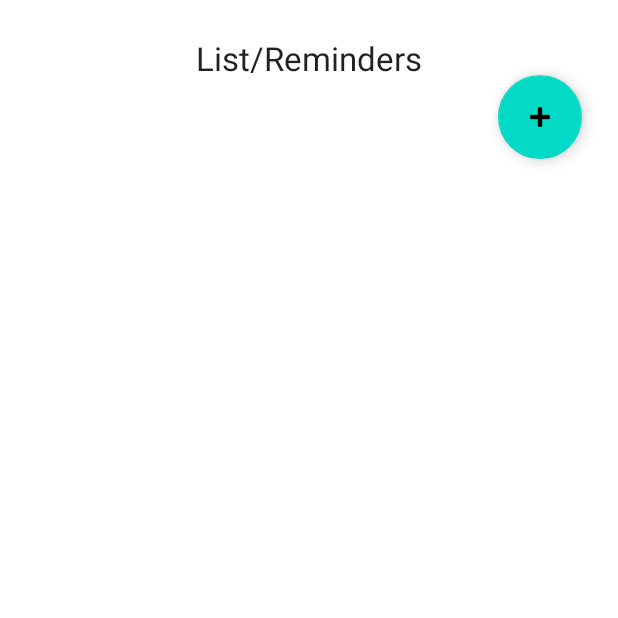
After one commit to CSCI3660-App/CSCI3660_App, an Android app: the ListActivity screen opened directly, with no data from a screen before it, on a phone screen of 412 x 824 dp, the top half of it. The commit adds this screen. Run offline under Robolectric (Android 15) with nearby library versions, the phone set to English and light mode, and no system bars.

Commit message:
added ListActivity and activity_list.xml, various other changes

```diff
--- a/app/src/main/AndroidManifest.xml
+++ b/app/src/main/AndroidManifest.xml
@@ -15,6 +15,9 @@
             android:name=".CreateReminders"
             android:exported="false" />
         <activity
+            android:name=".ListActivity"
+            android:exported="false" />
+        <activity
             android:name=".MainActivity"
             android:exported="true">
             <intent-filter>
--- /dev/null
+++ b/app/src/main/java/com/zybooks/csci3660app/ListActivity.java
@@ -0,0 +1,216 @@
+package com.zybooks.csci3660app;
+
+import android.annotation.SuppressLint;
+import android.content.Context;
+import android.content.Intent;
+import android.content.SharedPreferences;
+import android.os.Bundle;
+import android.util.Log;
+import android.view.KeyEvent;
+import android.view.MotionEvent;
+import android.view.View;
+import android.view.inputmethod.EditorInfo;
+import android.view.inputmethod.InputMethodManager;
+import android.widget.ImageButton;
+import android.widget.TextView;
+import androidx.appcompat.app.AppCompatActivity;
+import com.google.android.material.floatingactionbutton.FloatingActionButton;
+import java.util.ArrayList;
+import java.util.HashSet;
+
+
+public class ListActivity extends AppCompatActivity {
+    public static final int LISTNNUM = 5;
+    private TextView[] listViews;
+    private ImageButton[] buttonViews;
+    boolean[] viewVisible = new boolean[LISTNNUM];
+    FloatingActionButton addButton;
+    private String currentText;
+    boolean editing;
+
+
+    @SuppressLint("ClickableViewAccessibility")
+    protected void onCreate(Bundle savedInstanceState) {
+        super.onCreate(savedInstanceState);
+        setContentView(R.layout.activity_list);
+        Intent intent = getIntent();
+        String currentDay = intent.getStringExtra("DAY");
+
+        // Initializing the add button, setting the onclick listener
+        addButton = findViewById(R.id.floatingActionButton2);
+        addButton.setOnClickListener(new View.OnClickListener() {
+          @Override
+          public void onClick(View view) {
+              onAdd(currentDay);
+          }
+      });
+
+        // Initializing the arrays, listViews contains the edittext, buttonViews contains the X close buttons
+        // There is another Array of booleans I declared earlier that contains a true or false for each listview/buttonview combo, determining if they are visible or hidden
+        listViews = new TextView[LISTNNUM];
+        listViews[0] = findViewById(R.id.rem1);
+        listViews[1] = findViewById(R.id.rem2);
+        listViews[2] = findViewById(R.id.rem3);
+        listViews[3] = findViewById(R.id.rem4);
+        listViews[4] = findViewById(R.id.rem5);
+
+        buttonViews = new ImageButton[LISTNNUM];
+        buttonViews[0] = findViewById(R.id.rem1minus);
+        buttonViews[1] = findViewById(R.id.rem2minus);
+        buttonViews[2] = findViewById(R.id.rem3minus);
+        buttonViews[3] = findViewById(R.id.rem4minus);
+        buttonViews[4] = findViewById(R.id.rem5minus);
+
+        // This iterates through buttonViews to set an onclick listener for each one
+        for (int i = 0; i < LISTNNUM; i++) {
+            int current = i;
+            buttonViews[i].setOnClickListener(new View.OnClickListener() {
+                @Override
+                public void onClick(View view) {
+                    // Calls removeReminder, sets the current view to false, and resets the text
+                    viewVisible[current] = false;
+                    removeReminder(currentDay, listViews[current]);
+                    //listViews[current].setText("zSample Reminder");
+                    fixText();
+                    setVisibility();
+                }
+            });
+
+            //Still inside the for loop, this creates a tempview variable that contains the current view so I can pass it into the edittext listener
+            TextView tempView = listViews[i];
+
+            //The following chunk closes the keyboard when the user clicks enter to stop typing, as well as a few other things
+            tempView.setHorizontallyScrolling(false);
+            tempView.setMaxLines(3);
+            listViews[i].setOnEditorActionListener(new TextView.OnEditorActionListener() {
+                @Override
+                public boolean onEditorAction(TextView v, int actionId, KeyEvent event) {
+                    if (actionId == EditorInfo.IME_ACTION_DONE) {
+                        String enteredText = tempView.getText().toString();
+                        InputMethodManager imm = (InputMethodManager) getSystemService(Context.INPUT_METHOD_SERVICE);
+                        imm.hideSoftInputFromWindow(tempView.getWindowToken(), 0);
+                        tempView.clearFocus();
+                        updateReminder(currentDay, enteredText, currentText);
+                        editing = false;
+                        return true;
+                    }
+                    return false;
+                }
+            });
+
+            //This sets an ontouch listener that returns the text of the current view to the currentText variable when the edittext is first touched
+            //I use this later to determine which index to update/remove in the sharedpreferences stringsets
+            listViews[i].setOnTouchListener(new View.OnTouchListener() {
+                @Override
+                public boolean onTouch(View v, MotionEvent event) {
+                    if (!editing) {
+                        editing = true;
+                        currentText = tempView.getText().toString();
+                        Log.d("TOUCH CALLED", currentText);
+                    }
+                    return false;
+                }
+            });
+        }
+
+        //clears the screen initially, then calls setData for the current day to display that day's reminders
+        clear();
+        setVisibility();
+        setData(currentDay);
+
+    }
+
+    // Clears the screen
+    public void clear() {
+        for (int i = 0; i < LISTNNUM; i++) {
+            viewVisible[i] = false;
+        }
+    }
+    // Iterates through the array, and sets each button's visibility based on the corresponding boolean value in viewVisible
+    public void setVisibility() {
+        for (int i = 0; i < LISTNNUM; i++) {
+            if (viewVisible[i]) {
+                listViews[i].setVisibility(View.VISIBLE);
+                buttonViews[i].setVisibility(View.VISIBLE);
+            }
+            else {
+                listViews[i].setVisibility(View.GONE);
+                buttonViews[i].setVisibility(View.GONE);
+            }
+        }
+    }
+    // onAdd is called with the current date when the add button is clicked, I commented out some debugging logs
+    public void onAdd (String day) {
+        int index = readFromReminder(day).size();
+        if (index < LISTNNUM){
+            clear();
+            addReminder(day, "zSample Reminder");
+            viewVisible[index] = true;
+         //   Log.d("onAdd", day + " size of data array = " + index);
+         //   Log.d("onAdd", "Array Contents: " + readFromReminder(day).toString());
+         //   Log.d("onAdd", "everything ran");
+        }
+
+    }
+    // Returns an arraylist of strings from the current date key in sharedpreferences mydata.xml
+    public ArrayList<String> readFromReminder(String day){
+        SharedPreferences data = getSharedPreferences("myData", MODE_PRIVATE);
+        return new ArrayList<>(data.getStringSet(day, new HashSet<>()));
+    }
+    // Sets the visibility and text of each reminder according to the corresponding size of the stringlist
+    public void setData(String day) {
+
+        ArrayList<String> stringList = readFromReminder(day);
+        for (int i = 0; i < (stringList.size()); i++ ) {
+            viewVisible[i] = true;
+            listViews[i].setText(stringList.get(i));
+        }
+        setVisibility();
+    }
+    // Creates an arraylist of strings then pushes it to the mydata.xml, then calls setdata to update the visibility
+    public void addReminder(String day, String text) {
+        SharedPreferences data = getSharedPreferences("myData", MODE_PRIVATE);
+        ArrayList<String> stringList = new ArrayList<>(data.getStringSet(day, new HashSet<>()));
+        stringList.add(text);
+        SharedPreferences.Editor editor = data.edit();
+        editor.putStringSet(day, new HashSet<>(stringList));
+        editor.apply();
+        for(int i = 0; i < readFromReminder(day).size(); i++){
+            viewVisible[i] = true;
+        }
+        setData(day);
+    }
+    //This code runs when the user finishes editing a text, and updates the xml file
+    public void updateReminder(String day, String newText, String oldText) {
+        SharedPreferences data = getSharedPreferences("myData", MODE_PRIVATE);
+        ArrayList<String> stringList = new ArrayList<>(data.getStringSet(day, new HashSet<>()));
+            int index = stringList.indexOf(oldText);
+            if (index != -1){
+            stringList.set(index, newText);
+            SharedPreferences.Editor editor = data.edit();
+            editor.putStringSet(day, new HashSet<>(stringList));
+            editor.apply();
+                clear();
+                setData(day);
+        }}
+
+    // This is called when a remove button is clicked, removes the data from the xml and updates the visibility
+    public void removeReminder(String day, TextView view){
+        SharedPreferences data = getSharedPreferences("myData", MODE_PRIVATE);
+        ArrayList<String> stringList = new ArrayList<>(data.getStringSet(day, new HashSet<>()));
+        stringList.remove(view.getText().toString());
+        SharedPreferences.Editor editor = data.edit();
+        editor.putStringSet(day, new HashSet<>(stringList));
+        editor.apply();
+        clear();
+        setData(day);
+    }
+
+    public void fixText(){
+        for (int i = 0; i < LISTNNUM; i++) {
+            if (!viewVisible[i]) {
+                listViews[i].setText("zSample Reminder");
+            }
+        }
+    }
+}
--- a/app/src/main/java/com/zybooks/csci3660app/MainActivity.java
+++ b/app/src/main/java/com/zybooks/csci3660app/MainActivity.java
@@ -13,6 +13,7 @@ import android.widget.ImageButton;
 import android.widget.TextView;
 import android.widget.Toast;
 
+
 import com.applandeo.materialcalendarview.CalendarView;
 import com.applandeo.materialcalendarview.DatePicker;
 import com.applandeo.materialcalendarview.EventDay;
@@ -21,6 +22,7 @@ import com.applandeo.materialcalendarview.listeners.OnSelectDateListener;
 
 import java.util.ArrayList;
 import java.util.Calendar;
+import java.util.Date;
 import java.util.List;
 
 public class MainActivity extends AppCompatActivity {
@@ -64,6 +66,17 @@ public class MainActivity extends AppCompatActivity {
                 Toast.makeText(getApplicationContext(), eventDay.getCalendar().getTime().toString() + " "
                         + eventDay.isEnabled(), Toast.LENGTH_SHORT).show());
 
+        calendarView.setOnDayLongClickListener(eventDay ->
+        {
+            Intent intent = new Intent(this, ListActivity.class);
+            String newDate = eventDay.getCalendar().get(Calendar.MONTH) + "." + eventDay.getCalendar().get(Calendar.DAY_OF_MONTH) + "."
+                    + eventDay.getCalendar().get(Calendar.YEAR);
+
+            intent.putExtra("DAY", newDate);
+
+            startActivity(intent);
+        });
+
         SetCalendarEvents.createCalendarEvents();
         setCalendarEvents();
     }
--- /dev/null
+++ b/app/src/main/res/layout/activity_list.xml
@@ -0,0 +1,139 @@
+<?xml version="1.0" encoding="utf-8"?>
+<androidx.constraintlayout.widget.ConstraintLayout xmlns:android="http://schemas.android.com/apk/res/android"
+    xmlns:app="http://schemas.android.com/apk/res-auto"
+    xmlns:tools="http://schemas.android.com/tools"
+    android:layout_width="match_parent"
+    android:layout_height="match_parent"
+    tools:context=".ListActivity">
+
+    <EditText
+        android:id="@+id/rem1"
+        android:layout_width="wrap_content"
+        android:layout_height="wrap_content"
+        android:layout_marginLeft="24dp"
+        android:layout_marginTop="32dp"
+        android:inputType="text"
+        android:imeOptions="actionDone"
+        android:maxWidth="250dp"
+        android:text="Sample Reminder"
+        app:layout_constraintLeft_toLeftOf="parent"
+        app:layout_constraintTop_toBottomOf="@id/Title"
+        tools:visibility="visible" />
+
+    <EditText
+        android:id="@+id/rem2"
+        android:inputType="text"
+        android:imeOptions="actionDone"
+        android:maxWidth="250dp"
+        android:layout_width="wrap_content"
+        android:layout_height="wrap_content"
+        android:layout_marginLeft="24dp"
+        android:layout_marginTop="24dp"
+        android:text="Sample Reminder"
+        app:layout_constraintLeft_toLeftOf="parent"
+        app:layout_constraintTop_toBottomOf="@+id/rem1" />
+
+    <EditText
+        android:id="@+id/rem3"
+        android:inputType="text"
+        android:imeOptions="actionDone"
+        android:maxWidth="250dp"
+        android:layout_width="wrap_content"
+        android:layout_height="wrap_content"
+        android:layout_marginLeft="24dp"
+        android:layout_marginTop="24dp"
+        android:text="Sample Reminder"
+        app:layout_constraintLeft_toLeftOf="parent"
+        app:layout_constraintTop_toBottomOf="@+id/rem2"
+        tools:visibility="visible" />
+
+    <EditText
+        android:inputType="text"
+        android:imeOptions="actionDone"
+        android:maxWidth="250dp"
+        android:id="@+id/rem4"
+        android:layout_width="wrap_content"
+        android:layout_height="wrap_content"
+        android:layout_marginLeft="24dp"
+        android:layout_marginTop="24dp"
+        android:text="Sample Reminder"
+        app:layout_constraintLeft_toLeftOf="parent"
+        app:layout_constraintTop_toBottomOf="@+id/rem3" />
+
+    <EditText
+        android:id="@+id/rem5"
+        android:inputType="text"
+        android:imeOptions="actionDone"
+        android:maxWidth="250dp"
+        android:layout_width="wrap_content"
+        android:layout_height="wrap_content"
+        android:layout_marginLeft="24dp"
+        android:layout_marginTop="24dp"
+        android:text="Sample Reminder"
+        app:layout_constraintLeft_toLeftOf="parent"
+        app:layout_constraintTop_toBottomOf="@+id/rem4" />
+
+    <com.google.android.material.floatingactionbutton.FloatingActionButton
+        android:id="@+id/floatingActionButton2"
+        android:layout_width="wrap_content"
+        android:layout_height="wrap_content"
+        android:layout_marginTop="50dp"
+        android:layout_marginRight="24dp"
+        android:clickable="true"
+        android:src="@android:drawable/ic_input_add"
+        app:layout_constraintRight_toRightOf="parent"
+        app:layout_constraintTop_toTopOf="parent" />
+
+    <ImageButton
+        android:id="@+id/rem1minus"
+        android:layout_width="20dp"
+        android:layout_height="20dp"
+        android:layout_marginLeft="24dp"
+        android:src="@android:drawable/btn_dialog"
+        app:layout_constraintLeft_toRightOf="@+id/rem1"
+        app:layout_constraintTop_toTopOf="@+id/rem1" />
+    <ImageButton
+        android:id="@+id/rem2minus"
+        android:layout_width="20dp"
+        android:layout_height="20dp"
+        android:layout_marginLeft="24dp"
+        android:src="@android:drawable/btn_dialog"
+        app:layout_constraintLeft_toRightOf="@+id/rem2"
+        app:layout_constraintTop_toTopOf="@+id/rem2" />
+    <ImageButton
+        android:id="@+id/rem3minus"
+        android:layout_width="20dp"
+        android:layout_height="20dp"
+        android:layout_marginLeft="24dp"
+        android:src="@android:drawable/btn_dialog"
+        app:layout_constraintLeft_toRightOf="@+id/rem3"
+        app:layout_constraintTop_toTopOf="@+id/rem3" />
+    <ImageButton
+        android:id="@+id/rem4minus"
+        android:layout_width="20dp"
+        android:layout_height="20dp"
+        android:layout_marginLeft="24dp"
+        android:src="@android:drawable/btn_dialog"
+        app:layout_constraintLeft_toRightOf="@+id/rem4"
+        app:layout_constraintTop_toTopOf="@+id/rem4" />
+    <ImageButton
+        android:id="@+id/rem5minus"
+        android:layout_width="20dp"
+        android:layout_height="20dp"
+        android:layout_marginLeft="24dp"
+        android:src="@android:drawable/btn_dialog"
+        app:layout_constraintLeft_toRightOf="@+id/rem5"
+        app:layout_constraintTop_toTopOf="@+id/rem5" />
+
+    <TextView
+        android:id="@+id/Title"
+        android:layout_width="wrap_content"
+        android:layout_height="wrap_content"
+        android:layout_marginTop="24dp"
+        android:text="List/Reminders"
+        android:textAppearance="@style/TextAppearance.AppCompat.Large"
+        app:layout_constraintLeft_toLeftOf="parent"
+        app:layout_constraintRight_toRightOf="parent"
+        app:layout_constraintTop_toTopOf="parent" />
+
+</androidx.constraintlayout.widget.ConstraintLayout>
```
